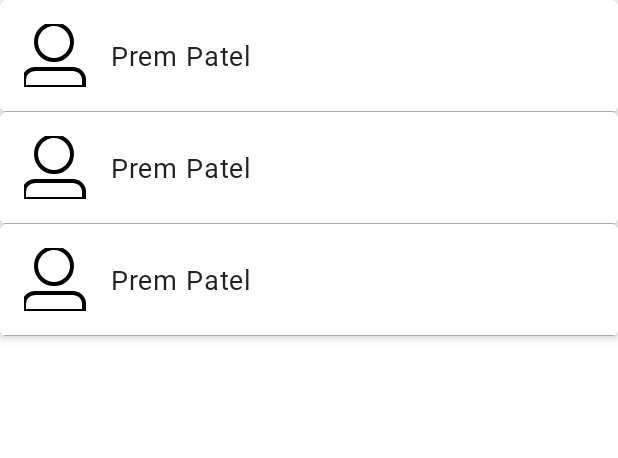
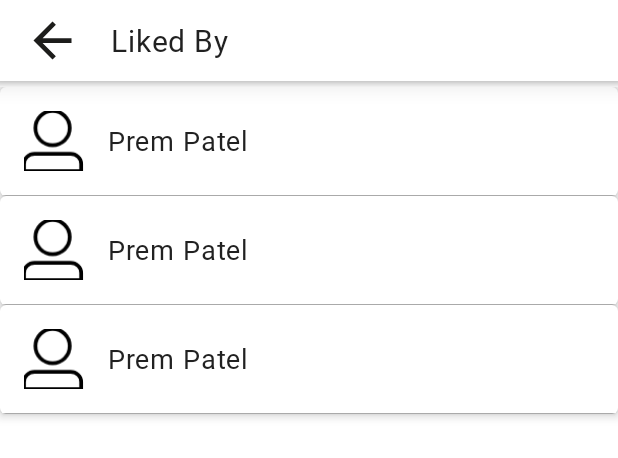
Before and after one commit to pr656d/Instagram-Project, an Android app: the layout activity_liked_by.xml on its own in the app's theme, with its tools: preview values and no code run, on a phone screen of 412 x 824 dp. Shown: the top 458 px of the screen. Run offline under Robolectric (Android 15) with nearby library versions, the phone set to English and light mode, and no system bars.

Commit message:
Minor UI changes

```diff
--- /dev/null
+++ b/app/src/main/res/drawable/ic_arrow_back.xml
@@ -0,0 +1,12 @@
+<vector xmlns:android="http://schemas.android.com/apk/res/android"
+    android:width="24dp"
+    android:height="24dp"
+    android:viewportWidth="24"
+    android:viewportHeight="24">
+    <path
+        android:pathData="M20,11H7.83l5.59,-5.59L12,4l-8,8 8,8 1.41,-1.41L7.83,13H20v-2z"
+        android:strokeWidth="1"
+        android:fillColor="#1D1D1B"
+        android:fillType="evenOdd"
+        android:strokeColor="#00000000" />
+</vector>
--- a/app/src/main/res/layout/activity_liked_by.xml
+++ b/app/src/main/res/layout/activity_liked_by.xml
@@ -6,13 +6,63 @@
     android:layout_width="match_parent"
     android:layout_height="match_parent">
 
+    <com.google.android.material.appbar.AppBarLayout
+        android:id="@+id/appBarLayout"
+        android:layout_width="match_parent"
+        android:layout_height="wrap_content"
+        android:background="@color/white"
+        android:padding="8dp"
+        app:elevation="10dp"
+        app:layout_constraintEnd_toEndOf="parent"
+        app:layout_constraintStart_toStartOf="parent"
+        app:layout_constraintTop_toTopOf="parent">
+
+        <androidx.constraintlayout.widget.ConstraintLayout
+            android:layout_width="match_parent"
+            android:layout_height="match_parent">
+
+            <ImageView
+                android:id="@+id/btnClose"
+                android:layout_width="38dp"
+                android:layout_height="38dp"
+                android:layout_marginStart="8dp"
+                android:src="@drawable/ic_arrow_back"
+                app:layout_constraintBottom_toBottomOf="parent"
+                app:layout_constraintStart_toStartOf="parent"
+                app:layout_constraintTop_toTopOf="parent"
+                tools:ignore="ContentDescription" />
+
+            <TextView
+                style="@style/AppTheme.Body1"
+                android:layout_width="wrap_content"
+                android:layout_height="wrap_content"
+                android:layout_marginStart="20dp"
+                android:text="@string/liked_by"
+                android:textSize="20sp"
+                app:layout_constraintBottom_toBottomOf="@+id/btnClose"
+                app:layout_constraintStart_toEndOf="@+id/btnClose"
+                app:layout_constraintTop_toTopOf="@+id/btnClose" />
+
+        </androidx.constraintlayout.widget.ConstraintLayout>
+
+    </com.google.android.material.appbar.AppBarLayout>
+
+    <View
+        android:id="@+id/viewShadow"
+        android:layout_width="match_parent"
+        android:layout_height="4dp"
+        android:background="@drawable/shadow_reverse"
+        app:layout_constraintTop_toBottomOf="@+id/appBarLayout"
+        app:layout_constraintStart_toStartOf="@id/appBarLayout"
+        app:layout_constraintEnd_toEndOf="@id/appBarLayout"/>
+
     <androidx.recyclerview.widget.RecyclerView
         android:id="@+id/rvLikedBy"
         android:layout_width="match_parent"
-        android:layout_height="match_parent"
+        android:layout_height="0dp"
         app:layout_constraintBottom_toBottomOf="parent"
         app:layout_constraintEnd_toEndOf="parent"
         app:layout_constraintStart_toStartOf="parent"
-        app:layout_constraintTop_toTopOf="parent"
+        app:layout_constraintTop_toBottomOf="@+id/viewShadow"
         tools:listitem="@layout/item_view_liked_by"/>
 </androidx.constraintlayout.widget.ConstraintLayout>
--- a/app/src/main/res/layout/item_view_liked_by.xml
+++ b/app/src/main/res/layout/item_view_liked_by.xml
@@ -30,8 +30,8 @@
 
         <ImageView
             android:id="@+id/ivProfile"
-            android:layout_width="42dp"
-            android:layout_height="42dp"
+            android:layout_width="40dp"
+            android:layout_height="40dp"
             android:scaleType="centerCrop"
             android:layout_marginStart="16dp"
             android:layout_marginTop="16dp"
@@ -44,10 +44,10 @@
 
         <View
             android:id="@+id/divider"
+            style="@style/divider"
             android:layout_width="match_parent"
             android:layout_height="0.5dp"
             android:layout_marginTop="8dp"
-            style="@style/divider"
             app:layout_constraintTop_toBottomOf="@+id/ivProfile"
             app:layout_constraintBottom_toBottomOf="parent"
             app:layout_constraintStart_toStartOf="parent"
--- a/app/src/main/res/values/strings.xml
+++ b/app/src/main/res/values/strings.xml
@@ -54,6 +54,9 @@
     <string name="email_hint">Email Address</string>
     <string name="zero_text">0</string>
 
+    <!--  Liked By  -->
+    <string name="liked_by">Liked By</string>
+
     <!--  photo  -->
     <string name="camera">Camera</string>
     <string name="gallery">Gallery</string>
```
